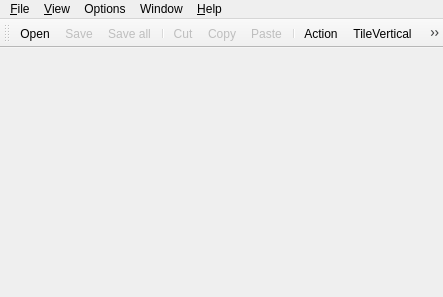
First picture: the form in lavape/src/Lava_UI/cmainframe.ui, repository berkus/lavape, before the edit.
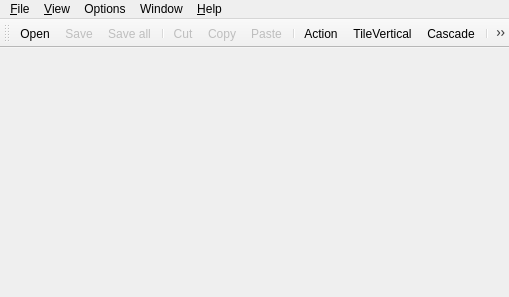
Second picture: the form after the edit. Icons and pictures are not drawn.

Diff of the .ui file:
```diff
--- a/lavape/src/Lava_UI/cmainframe.ui
+++ b/lavape/src/Lava_UI/cmainframe.ui
@@ -8,7 +8,7 @@
    <rect>
     <x>0</x>
     <y>0</y>
-    <width>443</width>
+    <width>509</width>
     <height>297</height>
    </rect>
   </property>
@@ -41,13 +41,14 @@
    <addaction name="editUndoAction" />
    <addaction name="insAction" />
    <addaction name="delAction" />
+   <addaction name="toggleCategoryAction" />
   </widget>
   <widget class="QMenuBar" name="menubar" >
    <property name="geometry" >
     <rect>
      <x>0</x>
      <y>0</y>
-     <width>443</width>
+     <width>509</width>
      <height>19</height>
     </rect>
    </property>
@@ -549,6 +550,14 @@
     <string>post-mortem dump support</string>
    </property>
   </action>
+  <action name="editUndoAction" >
+   <property name="icon" >
+    <iconset resource="..\Lava_Resources.qrc" >:/LavaPE/res/TOOLBUTTONS/Q_Undo.xpm</iconset>
+   </property>
+   <property name="text" >
+    <string>&amp;Reset</string>
+   </property>
+  </action>
  </widget>
  <layoutdefault spacing="6" margin="11" />
  <pixmapfunction></pixmapfunction>
```
Left out of the diff: 4 changed lines with no effect on the pictures.
